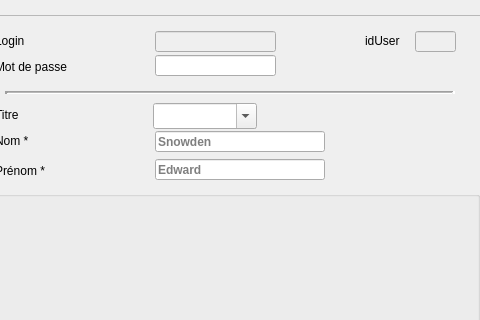
ukinoki/Rufus, file dlg_gestionusers.ui: the form before one commit; both pictures show x 211 to 691 and y 0 to 320 of the 1220 by 610 pixel window.
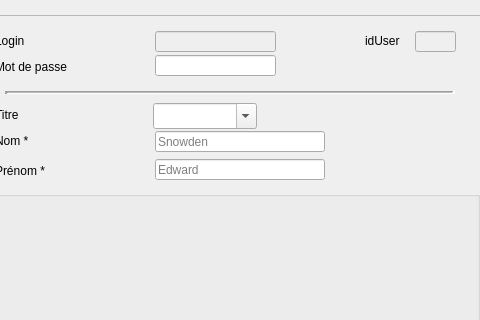
The form after the commit. Icons and pictures are not drawn. Custom widgets are drawn as their Qt base class.

The edit to the form file:
```diff
--- a/dlg_gestionusers.ui
+++ b/dlg_gestionusers.ui
@@ -144,12 +144,6 @@
            <height>21</height>
           </rect>
          </property>
-         <property name="font">
-          <font>
-           <weight>75</weight>
-           <bold>true</bold>
-          </font>
-         </property>
          <property name="focusPolicy">
           <enum>Qt::StrongFocus</enum>
          </property>
@@ -296,12 +290,6 @@
            <height>21</height>
           </rect>
          </property>
-         <property name="font">
-          <font>
-           <weight>75</weight>
-           <bold>true</bold>
-          </font>
-         </property>
          <property name="focusPolicy">
           <enum>Qt::StrongFocus</enum>
          </property>
@@ -1392,21 +1380,21 @@
   </widget>
  </widget>
  <customwidgets>
-  <customwidget>
-   <class>UpPushButton</class>
-   <extends>QPushButton</extends>
-   <header>uppushbutton.h</header>
-  </customwidget>
-  <customwidget>
-   <class>UpSmallButton</class>
-   <extends>QPushButton</extends>
-   <header>upsmallbutton.h</header>
-  </customwidget>
   <customwidget>
    <class>UpLineEdit</class>
    <extends>QLineEdit</extends>
    <header>uplineedit.h</header>
   </customwidget>
+  <customwidget>
+   <class>UpSmallButton</class>
+   <extends>QPushButton</extends>
+   <header>upsmallbutton.h</header>
+  </customwidget>
+  <customwidget>
+   <class>UpPushButton</class>
+   <extends>QPushButton</extends>
+   <header>uppushbutton.h</header>
+  </customwidget>
   <customwidget>
    <class>UpComboBox</class>
    <extends>QComboBox</extends>
```
